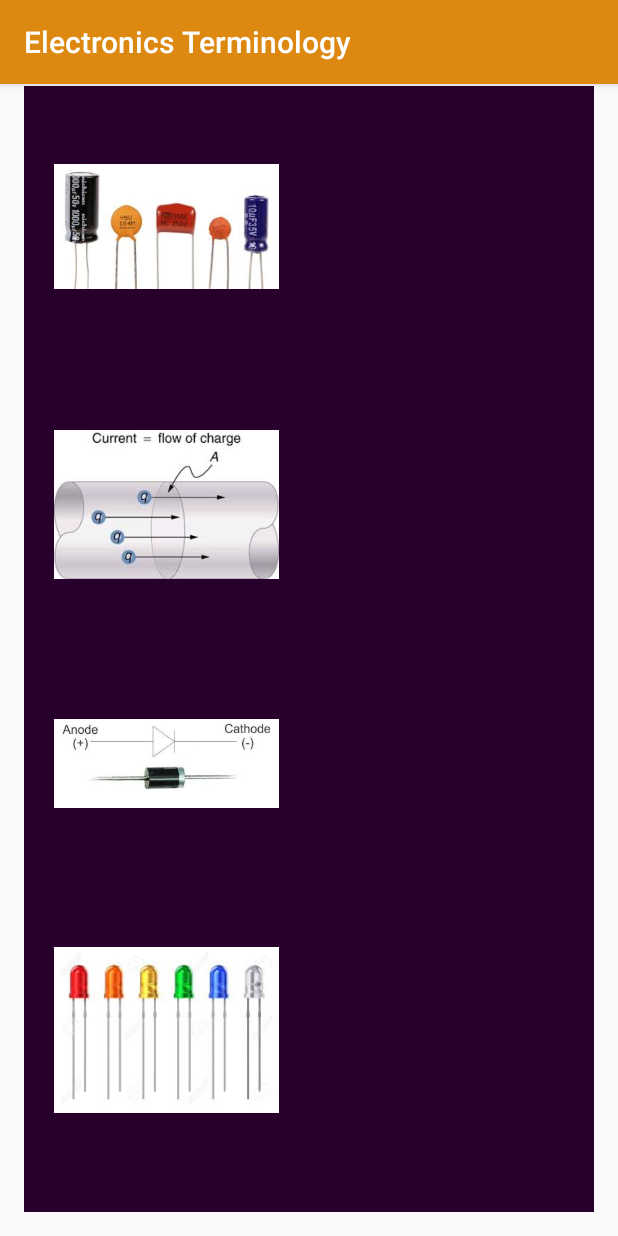
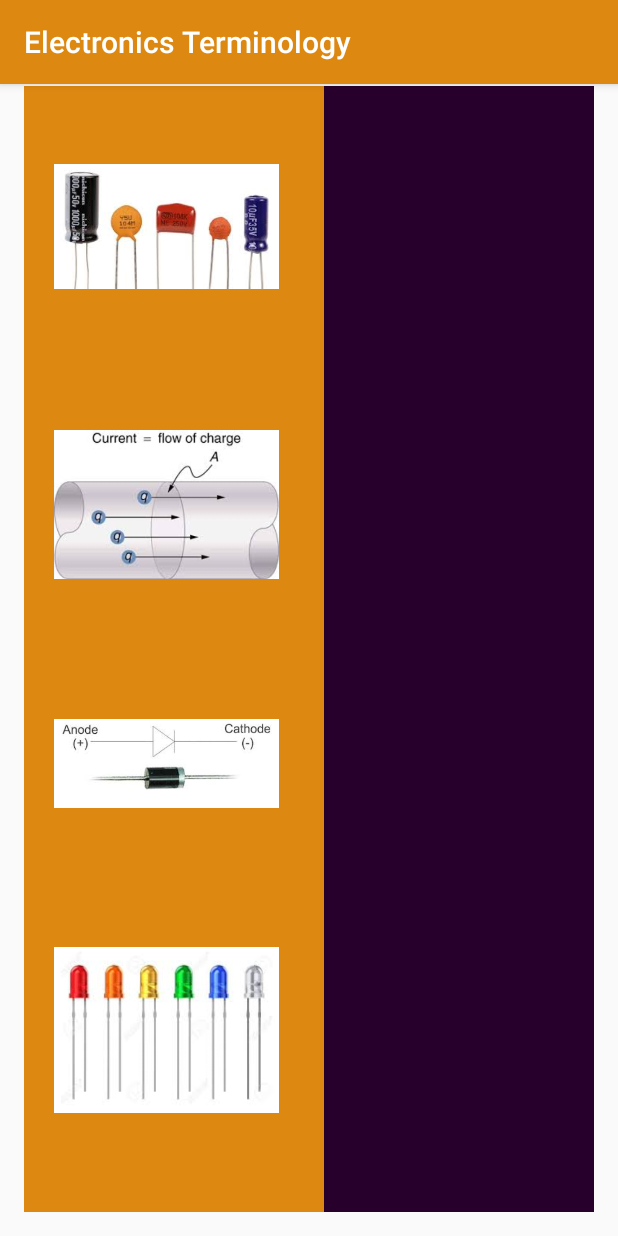
Before and after one commit to Nzosiama-Chinecherem/electronics-terminology, an Android app: the MainActivity screen opened directly, with no data from a screen before it, on a phone screen of 412 x 824 dp. Run offline under Robolectric (Android 15) with nearby library versions, the phone set to English and light mode, and no system bars.

Commit message:
Changes made to MainActivity layout
I changed the background colour in MainActivity layout from #27002b to @color/colorPrimary

```diff
--- a/app/src/main/res/layout/activity_main.xml
+++ b/app/src/main/res/layout/activity_main.xml
@@ -16,7 +16,7 @@
 
         <android.support.v7.widget.RecyclerView
             android:id="@+id/horizontal_recycler_view"
-            android:background="#27002b"
+            android:background="@color/colorPrimary"
             android:layout_width="200dp"
             android:layout_height="fill_parent"
             />
```
